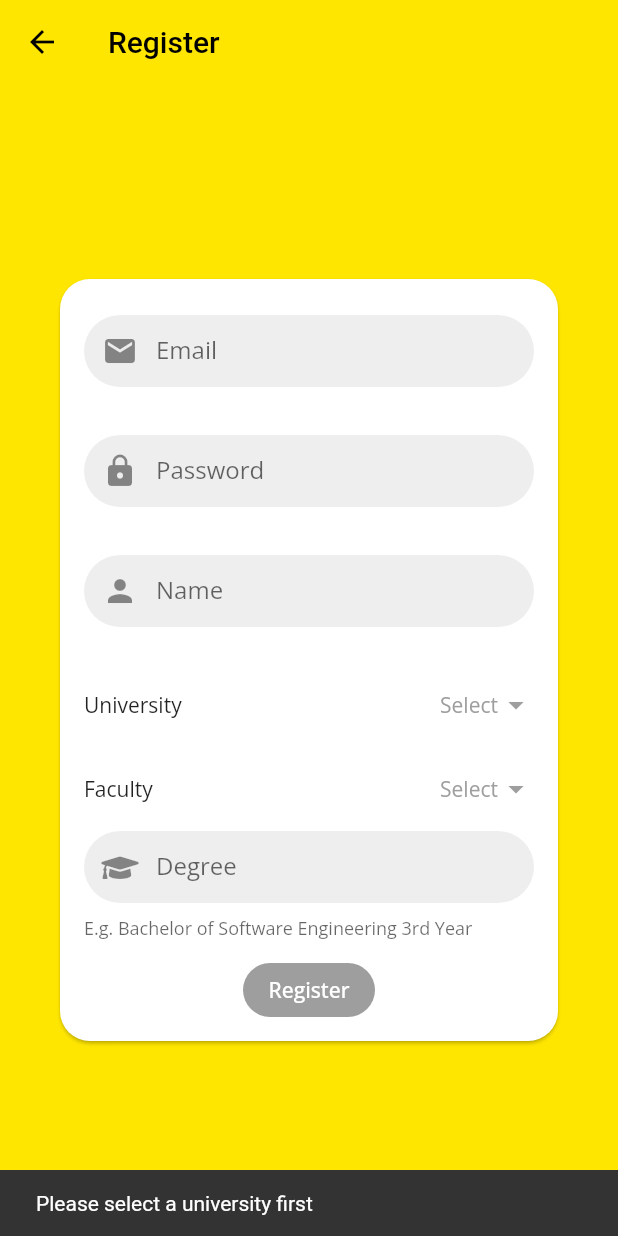
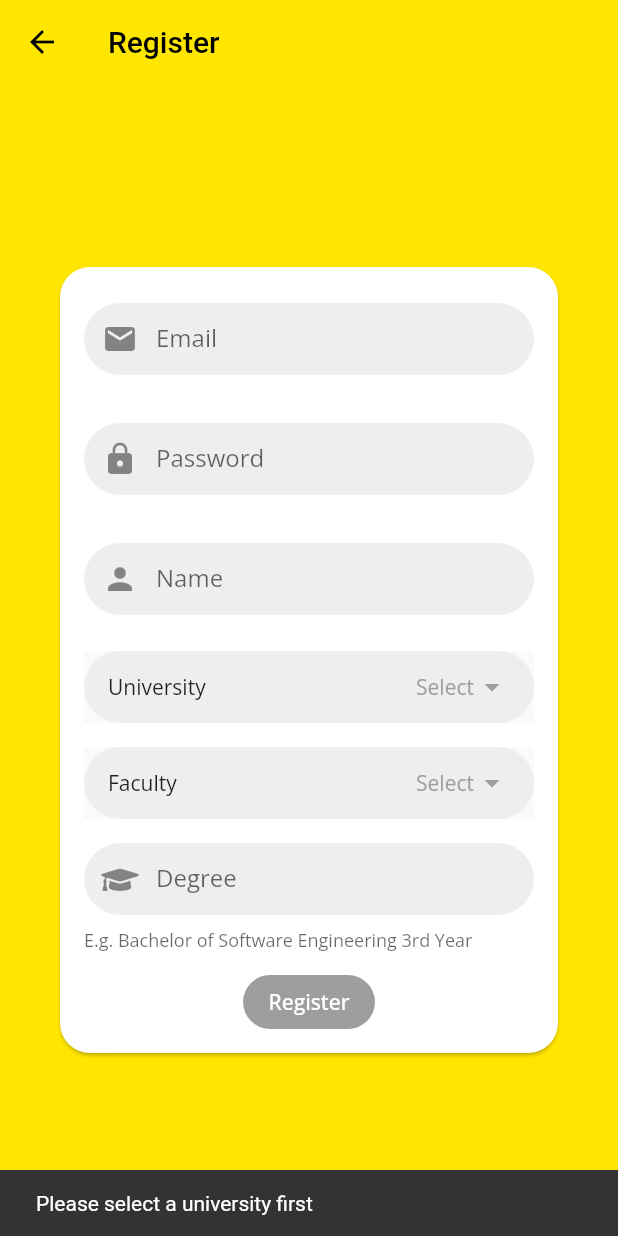
Before and after one commit to zeshuaro/off-campus, a Flutter app: the RegisterPage screen opened directly, after a tap on "Faculty", on a phone screen of 412 x 824 dp. Run offline on Flutter 3.47's test engine with Material 2 defaults, Android fonts, the phone set to English and light mode, and no system bars; our stand-ins replace bloc, cloud_firestore, copy_with_extension, equatable, firebase_auth, firebase_core and 6 more; missing offline and left inert: flutter_device_type, pedantic; accounts and stored records are empty; generated files the repository leaves out were written again.

Commit message:
Update select field ui

```diff
--- a/lib/screens/auth/register/view/register_form.dart
+++ b/lib/screens/auth/register/view/register_form.dart
@@ -132,36 +132,33 @@ class _SelectUniFacultyState extends State<_SelectUniFaculty> {
 
         return Column(
           children: [
-            InkWell(
-              onTap: uniNames != null
-                  ? () => MyBottomSheet.show(
+            _SelectField(
+              label: 'University',
+              selected: _uniName,
+              onTap: () => _onUniTap(uniNames),
+            ),
+            WidgetPadding(),
+            _SelectField(
+              label: 'Faculty',
+              selected: _faculty,
+              onTap: _onFacultyTap,
+            ),
+            WidgetPadding(),
+          ],
+        );
+      },
+    );
+  }
+
+  void _onUniTap(List<String> uniNames) {
+    if (uniNames != null) {
+      MyBottomSheet.show(
         context: context,
         selected: _uniName,
         options: uniNames,
         callback: _setUni,
-                      )
-                  : null,
-              child: _SelectField(label: 'University', selected: _uniName),
-            ),
-            InkWell(
-              onTap: _uni != null
-                  ? () => MyBottomSheet.show(
-                        context: context,
-                        selected: _faculty,
-                        options: _uni.faculties,
-                        callback: _setFaculty,
-                      )
-                  : () => Scaffold.of(context)
-                    ..hideCurrentSnackBar()
-                    ..showSnackBar(SnackBar(
-                      content: Text('Please select a university first'),
-                    )),
-              child: _SelectField(label: 'Faculty', selected: _faculty),
-            ),
-          ],
       );
-      },
-    );
+    }
   }
 
   void _setUni(String uniName) {
@@ -173,6 +170,23 @@ class _SelectUniFacultyState extends State<_SelectUniFaculty> {
     context.bloc<RegisterCubit>().uniNameChanged(uniName);
   }
 
+  void _onFacultyTap() {
+    if (_uni != null) {
+      MyBottomSheet.show(
+        context: context,
+        selected: _faculty,
+        options: _uni.faculties,
+        callback: _setFaculty,
+      );
+    } else {
+      Scaffold.of(context)
+        ..hideCurrentSnackBar()
+        ..showSnackBar(SnackBar(
+          content: Text('Please select a university first'),
+        ));
+    }
+  }
+
   void _setFaculty(String faculty) {
     setState(() => _faculty = faculty);
     context.bloc<RegisterCubit>().facultyChanged(faculty);
@@ -182,14 +196,29 @@ class _SelectUniFacultyState extends State<_SelectUniFaculty> {
 class _SelectField extends StatelessWidget {
   final String label;
   final String selected;
+  final Function onTap;
 
-  const _SelectField({Key key, @required this.label, this.selected})
+  const _SelectField({Key key, @required this.label, this.selected, this.onTap})
       : super(key: key);
 
   @override
   Widget build(BuildContext context) {
-    return Padding(
-      padding: const EdgeInsets.symmetric(vertical: 16.0),
+    final borderRadius = BorderRadius.circular(30.0);
+
+    return Material(
+      child: Ink(
+        decoration: BoxDecoration(
+          color: Colors.grey[200],
+          borderRadius: borderRadius,
+        ),
+        child: InkWell(
+          onTap: onTap,
+          borderRadius: borderRadius,
+          child: Padding(
+            padding: const EdgeInsets.symmetric(
+              horizontal: 16.0,
+              vertical: 12.0,
+            ),
             child: Row(
               mainAxisAlignment: MainAxisAlignment.spaceBetween,
               children: [
@@ -197,11 +226,17 @@ class _SelectField extends StatelessWidget {
                 Row(
                   mainAxisSize: MainAxisSize.min,
                   children: [
-              Text(selected ?? 'Select', style: TextStyle(color: Colors.grey)),
+                    Text(
+                      selected ?? 'Select',
+                      style: TextStyle(color: Colors.grey),
+                    ),
                     Icon(Icons.arrow_drop_down, color: Colors.grey)
                   ],
                 )
               ],
+            ),
+          ),
+        ),
       ),
     );
   }
```
Lines whose indentation alone changed are shown as unchanged.
